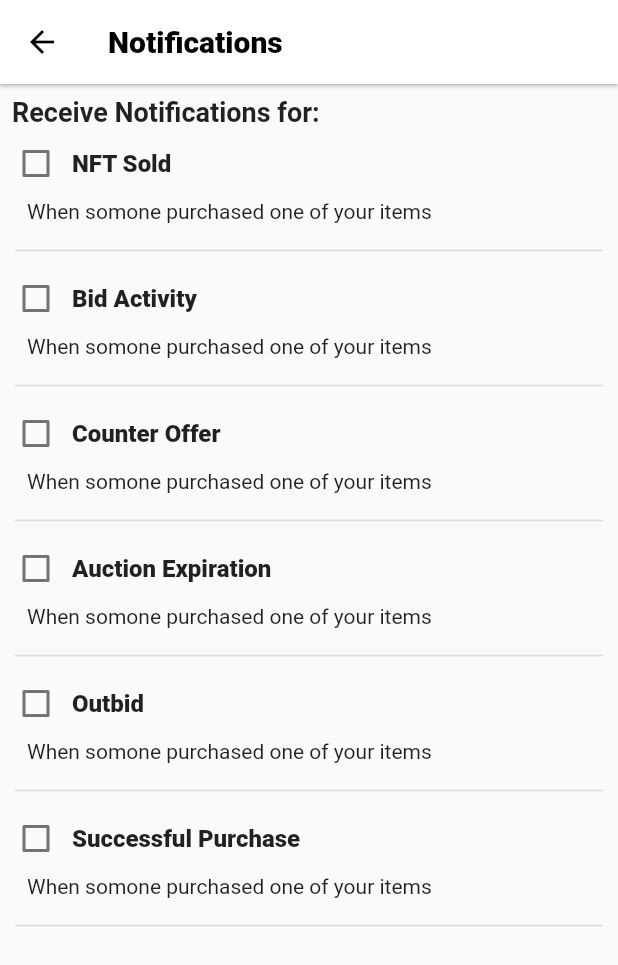
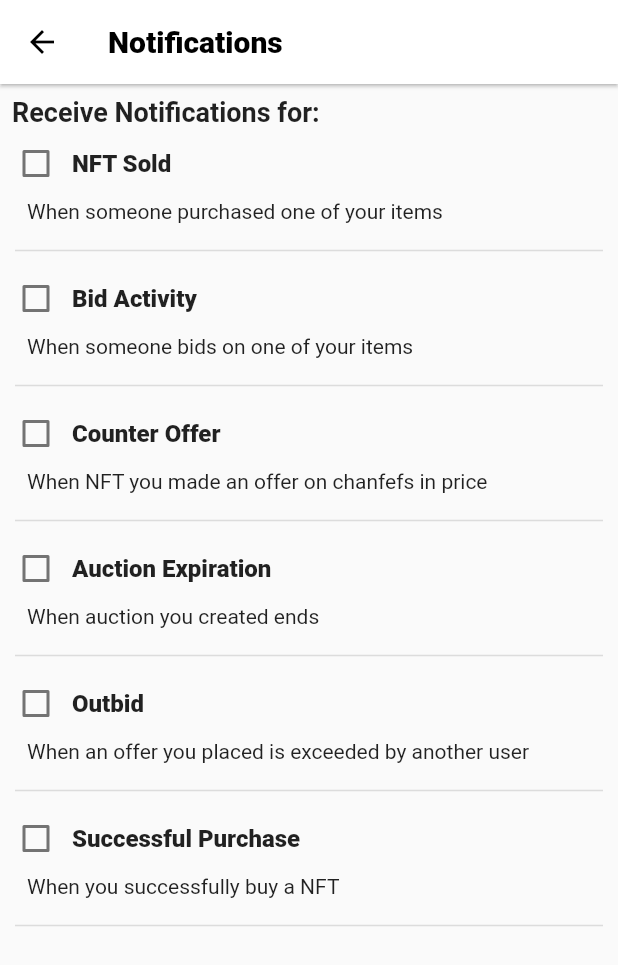
Before and after one commit to shahjash1212/GloballyUnited_UI, a Flutter app: the NotificationPage screen opened directly, on a phone screen of 412 x 824 dp. Shown: the top 965 px of the screen. Run offline on Flutter 3.47's test engine with Material 2 defaults, Android fonts, the phone set to English and light mode, and no system bars.

Commit message:
NOTIFICATIONPAGEG_DONE

```diff
--- a/lib/homepage.dart
+++ b/lib/homepage.dart
@@ -25,7 +25,7 @@ class HomePage extends StatelessWidget {
       // body: OffersReceviedPage(),
       // body: NftInfoListView(nfttileinfos: nfttileinfos),
 
-      body: const NFTSecurityPage(),
+      body: NotificationPage(),
 
       // body: GridViewOfProfile(
       //     heightc: heightc, widthc: widthc, profiles: profiels),
--- a/lib/pages/applicationstrings.dart
+++ b/lib/pages/applicationstrings.dart
@@ -31,6 +31,9 @@ class ApplicationStrings {
   static String SEARCH1_SORTBY_PRICEH_L = 'Price:High to Low';
   static String SEARCH1_SORTBY_SOLD = 'Sold';
 
+
+  //security page
+
   static String SECURITY_NFT_TITLE = 'NFT Sold';
   static String SECURITY_NFT_DISC =
       'Receive a code sent to email to sign in everytime you logout from the app to verify your identity';
@@ -40,4 +43,29 @@ class ApplicationStrings {
   static String SECURITY_SMS_TITLE = 'SMS text message';
   static String SECURITY_SMS_DISC =
       'Receive a text message to your mobile device to signin everytime you logout from the app';
+
+      ///Notification  page
+
+  static String NOTIFICATION_NFT_TITLE = 'NFT Sold';
+  static String NOTIFICATION_NFT_DISC =
+      'When someone purchased one of your items';
+
+  static String NOTIFICATION_BID_TITLE = 'Bid Activity';
+  static String NOTIFICATION_BID_DISC =
+      'When someone bids on one of your items';
+
+  static String NOTIFICATION_COUNTER_TITLE = 'Counter Offer';
+  static String NOTIFICATION_COUNTER_DISC =
+      'When NFT you made an offer on chanfefs in price';
+
+  static String NOTIFICATION_AUCTION_TITLE = 'Auction Expiration';
+  static String NOTIFICATION_AUCTION_DISC = 'When auction you created ends';
+
+  static String NOTIFICATION_OUTBID_TITLE = 'Outbid';
+  static String NOTIFICATION_OUTBID_DISC =
+      'When an offer you placed is exceeded by another user';
+
+  static String NOTIFICATION_SUCCESSFUL_TITLE = 'Successful Purchase';
+  static String NOTIFICATION_SUCCESSFUL_DISC =
+      'When you successfully buy a NFT';
 }
--- a/lib/pages/nft_notification.dart
+++ b/lib/pages/nft_notification.dart
@@ -1,6 +1,7 @@
 import 'package:flutter/material.dart';
 import 'package:globally_united_ui/model/nfttileinfo.dart';
 import 'package:globally_united_ui/nftinfolistview.dart';
+import 'package:globally_united_ui/pages/applicationstrings.dart';
 
 class NotificationPage extends StatelessWidget {
   const NotificationPage({Key? key}) : super(key: key);
@@ -24,7 +25,7 @@ class NotificationPage extends StatelessWidget {
         padding: const EdgeInsets.symmetric(vertical: 8.0),
         child: Column(
           crossAxisAlignment: CrossAxisAlignment.start,
-          children: const [
+          children: [
             Padding(
               padding: EdgeInsets.symmetric(horizontal: 8.0),
               child: Text(
@@ -33,28 +34,28 @@ class NotificationPage extends StatelessWidget {
               ),
             ),
             NotificationItem(
-              title: 'NFT Sold',
-              discription: 'When somone purchased one of your items',
+              title: ApplicationStrings.NOTIFICATION_NFT_TITLE,
+              discription: ApplicationStrings.NOTIFICATION_NFT_DISC,
             ),
             NotificationItem(
-              title: 'Bid Activity',
-              discription: 'When somone purchased one of your items',
+              title: ApplicationStrings.NOTIFICATION_BID_TITLE,
+              discription: ApplicationStrings.NOTIFICATION_BID_DISC,
             ),
             NotificationItem(
-              title: 'Counter Offer',
-              discription: 'When somone purchased one of your items',
+              title: ApplicationStrings.NOTIFICATION_COUNTER_TITLE,
+              discription: ApplicationStrings.NOTIFICATION_COUNTER_DISC,
             ),
             NotificationItem(
-              title: 'Auction Expiration',
-              discription: 'When somone purchased one of your items',
+              title: ApplicationStrings.NOTIFICATION_AUCTION_TITLE,
+              discription: ApplicationStrings.NOTIFICATION_AUCTION_DISC,
             ),
             NotificationItem(
-              title: 'Outbid',
-              discription: 'When somone purchased one of your items',
+              title: ApplicationStrings.NOTIFICATION_OUTBID_TITLE,
+              discription: ApplicationStrings.NOTIFICATION_OUTBID_DISC,
             ),
             NotificationItem(
-              title: 'Successful Purchase',
-              discription: 'When somone purchased one of your items',
+              title: ApplicationStrings.NOTIFICATION_SUCCESSFUL_TITLE,
+              discription: ApplicationStrings.NOTIFICATION_SUCCESSFUL_DISC,
             ),
           ],
         ),
@@ -107,12 +108,12 @@ class _NotificationItemState extends State<NotificationItem> {
                 onChanged: (newvalue) {
                   setState(() {
                     checkBoxValue = newvalue;
-                    checkBoxValue ? print('yesssss') : print("NOOOOO");
-                    checkBoxValue ? Checked() : UnChecked();
-                    checkBoxValue
-                        ? ScaffoldMessenger.of(context)
-                            .showSnackBar(SnackBar(content: Text(widget.title)))
-                        : UnChecked();
+                    // checkBoxValue ? print('yesssss') : print("NOOOOO");
+                    // checkBoxValue ? Checked() : UnChecked();
+                    // checkBoxValue
+                    //     ? ScaffoldMessenger.of(context)
+                    //         .showSnackBar(SnackBar(content: Text(widget.title)))
+                    //     : UnChecked();
                   });
                 }),
             Text(
```
